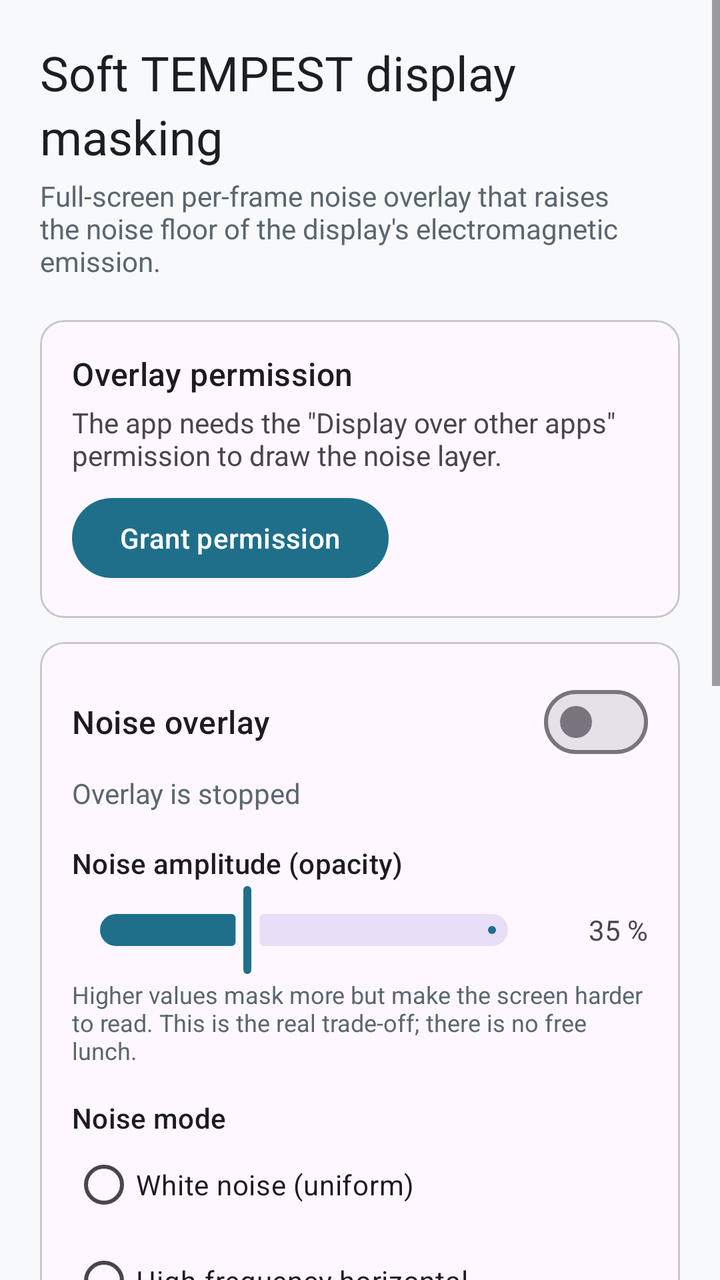
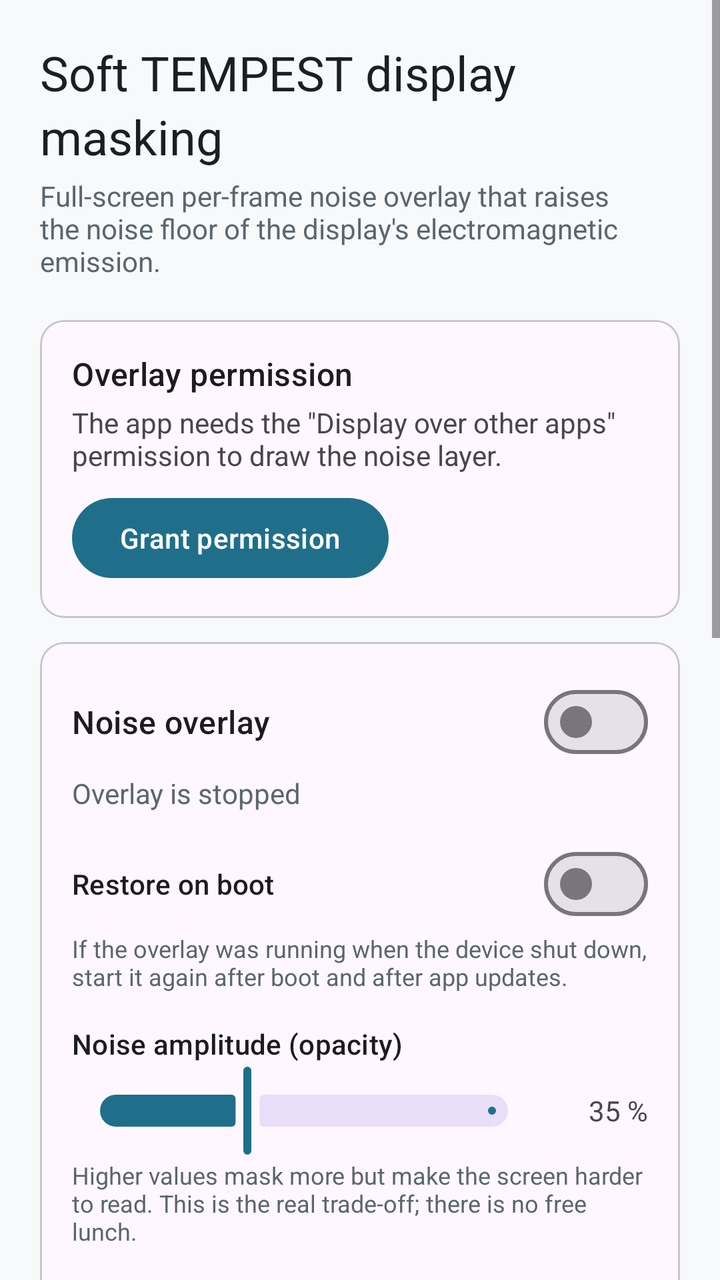

Screens rendered from an Android XML layout before and after an edit, with the pre-edit source and the edit as a unified diff.
<!-- AndroidManifest.xml: application theme Theme.SoftTempest -->
<!-- res/layout/activity_main.xml -->
<?xml version="1.0" encoding="utf-8"?>
<ScrollView xmlns:android="http://schemas.android.com/apk/res/android"
    xmlns:app="http://schemas.android.com/apk/res-auto"
    android:layout_width="match_parent"
    android:layout_height="match_parent"
    android:fillViewport="true">

    <LinearLayout
        android:layout_width="match_parent"
        android:layout_height="wrap_content"
        android:orientation="vertical"
        android:padding="20dp">

        <TextView
            android:layout_width="match_parent"
            android:layout_height="wrap_content"
            android:text="@string/title"
            android:textAppearance="?attr/textAppearanceHeadlineSmall"
            android:textColor="@color/on_surface" />

        <TextView
            android:layout_width="match_parent"
            android:layout_height="wrap_content"
            android:layout_marginTop="4dp"
            android:text="@string/subtitle"
            android:textColor="@color/on_surface_muted" />

        
        <com.google.android.material.card.MaterialCardView
            android:layout_width="match_parent"
            android:layout_height="wrap_content"
            android:layout_marginTop="20dp"
            app:cardCornerRadius="12dp"
            app:contentPadding="16dp">

            <LinearLayout
                android:layout_width="match_parent"
                android:layout_height="wrap_content"
                android:orientation="vertical">

                <TextView
                    android:layout_width="match_parent"
                    android:layout_height="wrap_content"
                    android:text="@string/permission_title"
                    android:textAppearance="?attr/textAppearanceTitleMedium" />

                <TextView
                    android:id="@+id/permissionStatus"
                    android:layout_width="match_parent"
                    android:layout_height="wrap_content"
                    android:layout_marginTop="4dp"
                    android:text="@string/permission_missing" />

                <com.google.android.material.button.MaterialButton
                    android:id="@+id/permissionButton"
                    android:layout_width="wrap_content"
                    android:layout_height="wrap_content"
                    android:layout_marginTop="8dp"
                    android:text="@string/permission_button" />
            </LinearLayout>
        </com.google.android.material.card.MaterialCardView>

        
        <com.google.android.material.card.MaterialCardView
            android:layout_width="match_parent"
            android:layout_height="wrap_content"
            android:layout_marginTop="12dp"
            app:cardCornerRadius="12dp"
            app:contentPadding="16dp">

            <LinearLayout
                android:layout_width="match_parent"
                android:layout_height="wrap_content"
                android:orientation="vertical">

                <com.google.android.material.materialswitch.MaterialSwitch
                    android:id="@+id/overlaySwitch"
                    android:layout_width="match_parent"
                    android:layout_height="wrap_content"
                    android:text="@string/overlay_switch"
                    android:textAppearance="?attr/textAppearanceTitleMedium" />

                <TextView
                    android:id="@+id/overlayStatus"
                    android:layout_width="match_parent"
                    android:layout_height="wrap_content"
                    android:layout_marginTop="2dp"
                    android:text="@string/overlay_stopped"
                    android:textColor="@color/on_surface_muted" />

                <TextView
                    android:layout_width="match_parent"
                    android:layout_height="wrap_content"
                    android:layout_marginTop="16dp"
                    android:text="@string/amplitude_label"
                    android:textAppearance="?attr/textAppearanceTitleSmall" />

                <LinearLayout
                    android:layout_width="match_parent"
                    android:layout_height="wrap_content"
                    android:gravity="center_vertical"
                    android:orientation="horizontal">

                    <com.google.android.material.slider.Slider
                        android:id="@+id/amplitudeSlider"
                        android:layout_width="0dp"
                        android:layout_height="wrap_content"
                        android:layout_weight="1"
                        android:value="0.35"
                        android:valueFrom="0.0"
                        android:valueTo="1.0" />

                    <TextView
                        android:id="@+id/amplitudeValue"
                        android:layout_width="56dp"
                        android:layout_height="wrap_content"
                        android:gravity="end"
                        android:text="35 %" />
                </LinearLayout>

                <TextView
                    android:layout_width="match_parent"
                    android:layout_height="wrap_content"
                    android:text="@string/amplitude_hint"
                    android:textColor="@color/on_surface_muted"
                    android:textSize="12sp" />

                <TextView
                    android:layout_width="match_parent"
                    android:layout_height="wrap_content"
                    android:layout_marginTop="16dp"
                    android:text="@string/mode_label"
                    android:textAppearance="?attr/textAppearanceTitleSmall" />

                <RadioGroup
                    android:id="@+id/modeGroup"
                    android:layout_width="match_parent"
                    android:layout_height="wrap_content"
                    android:orientation="vertical">

                    <RadioButton
                        android:id="@+id/modeWhite"
                        android:layout_width="match_parent"
                        android:layout_height="wrap_content"
                        android:text="@string/mode_white" />

                    <RadioButton
                        android:id="@+id/modeHfreq"
                        android:layout_width="match_parent"
                        android:layout_height="wrap_content"
                        android:text="@string/mode_hfreq" />

                    <RadioButton
                        android:id="@+id/modeTemporal"
                        android:layout_width="match_parent"
                        android:layout_height="wrap_content"
                        android:text="@string/mode_temporal" />
                </RadioGroup>

                <TextView
                    android:id="@+id/modeDescription"
                    android:layout_width="match_parent"
                    android:layout_height="wrap_content"
                    android:layout_marginTop="4dp"
                    android:text="@string/mode_white_desc"
                    android:textColor="@color/on_surface_muted"
                    android:textSize="12sp" />
            </LinearLayout>
        </com.google.android.material.card.MaterialCardView>

        
        <com.google.android.material.card.MaterialCardView
            android:layout_width="match_parent"
            android:layout_height="wrap_content"
            android:layout_marginTop="12dp"
            app:cardBackgroundColor="@color/warning_bg"
            app:cardCornerRadius="12dp"
            app:contentPadding="16dp">

            <LinearLayout
                android:layout_width="match_parent"
                android:layout_height="wrap_content"
                android:orientation="vertical">

                <TextView
                    android:layout_width="match_parent"
                    android:layout_height="wrap_content"
                    android:text="@string/disclaimer_title"
                    android:textAppearance="?attr/textAppearanceTitleMedium"
                    android:textColor="@color/warning_fg" />

                <TextView
                    android:layout_width="match_parent"
                    android:layout_height="wrap_content"
                    android:layout_marginTop="6dp"
                    android:text="@string/disclaimer_body"
                    android:textColor="@color/warning_fg"
                    android:textSize="13sp" />
            </LinearLayout>
        </com.google.android.material.card.MaterialCardView>
    </LinearLayout>
</ScrollView>
<!-- resources referenced by this layout -->
<resources>
  <color name="on_surface">#FF1B1F22</color>
  <color name="on_surface_muted">#FF5A6670</color>
  <color name="warning_bg">#FFFFF4E5</color>
  <color name="warning_fg">#FF7A4A00</color>
  <string name="amplitude_hint">Higher values mask more but make the screen harder to read. This is the real trade-off; there is no free lunch.</string>
  <string name="amplitude_label">Noise amplitude (opacity)</string>
  <string name="disclaimer_body" formatted="false">
          • Windows flagged FLAG_SECURE (banking, DRM video, password screens) are rendered by the system so that this overlay does NOT appear above them. Those screens are not protected.\n
          • Noise is re-randomised every frame because a static pattern averages out as 1/√N over N captured frames. Even so, averaging still reduces the effect; this is a noise-floor raise, not a guarantee.\n
          • No effectiveness has been measured with real RF equipment on your device. Treat this as a prototype and as a complement to hardware shielding, never a replacement.\n
          • Continuous full-screen GPU rendering costs battery.\n
          • Android 12+ caps the opacity of click-through overlays at about 80 %; above that the system would block touches to other apps. The slider\'s top end is therefore the system cap.\n
          • While the overlay runs, some permission dialogs and Settings screens refuse taps (\"screen overlay detected\"). Stop the overlay to use them.
      </string>
  <string name="disclaimer_title">Limitations (read this)</string>
  <string name="mode_hfreq">High-frequency horizontal</string>
  <string name="mode_label">Noise mode</string>
  <string name="mode_temporal">Temporal (fast time variation)</string>
  <string name="mode_white">White noise (uniform)</string>
  <string name="mode_white_desc">Independent random value per pixel per frame, flat spectrum.</string>
  <string name="overlay_stopped">Overlay is stopped</string>
  <string name="overlay_switch">Noise overlay</string>
  <string name="permission_button">Grant permission</string>
  <string name="permission_missing">The app needs the \"Display over other apps\" permission to draw the noise layer.</string>
  <string name="permission_title">Overlay permission</string>
  <string name="subtitle">Full-screen per-frame noise overlay that raises the noise floor of the display\'s electromagnetic emission.</string>
  <string name="title">Soft TEMPEST display masking</string>
  <style name="Theme.SoftTempest" parent="Theme.Material3.DayNight.NoActionBar">
          <item name="colorPrimary">@color/primary</item>
          <item name="colorOnPrimary">@color/on_primary</item>
          <item name="android:statusBarColor">@color/primary_dark</item>
          <item name="android:windowBackground">@color/surface</item>
      </style>
  <color name="primary">#FF1F6F8B</color>
  <color name="on_primary">#FFFFFFFF</color>
  <color name="primary_dark">#FF145366</color>
  <color name="surface">#FFF7F9FA</color>
</resources>

<!-- the commit's change to res/layout/activity_main.xml (unified diff, before → after) -->
@@ -87,6 +87,21 @@
                     android:layout_marginTop="2dp"
                     android:text="@string/overlay_stopped"
                     android:textColor="@color/on_surface_muted" />
+
+                <com.google.android.material.materialswitch.MaterialSwitch
+                    android:id="@+id/restoreOnBootSwitch"
+                    android:layout_width="match_parent"
+                    android:layout_height="wrap_content"
+                    android:layout_marginTop="12dp"
+                    android:text="@string/restore_on_boot"
+                    android:textAppearance="?attr/textAppearanceTitleSmall" />
+
+                <TextView
+                    android:layout_width="match_parent"
+                    android:layout_height="wrap_content"
+                    android:text="@string/restore_on_boot_hint"
+                    android:textColor="@color/on_surface_muted"
+                    android:textSize="12sp" />
 
                 <TextView
                     android:layout_width="match_parent"
<!-- resource entries referenced after the edit -->
@@ -25,6 +25,8 @@
   <string name="permission_button">Grant permission</string>
   <string name="permission_missing">The app needs the \"Display over other apps\" permission to draw the noise layer.</string>
   <string name="permission_title">Overlay permission</string>
+  <string name="restore_on_boot">Restore on boot</string>
+  <string name="restore_on_boot_hint">If the overlay was running when the device shut down, start it again after boot and after app updates.</string>
   <string name="subtitle">Full-screen per-frame noise overlay that raises the noise floor of the display\'s electromagnetic emission.</string>
   <string name="title">Soft TEMPEST display masking</string>
   <style name="Theme.SoftTempest" parent="Theme.Material3.DayNight.NoActionBar">
